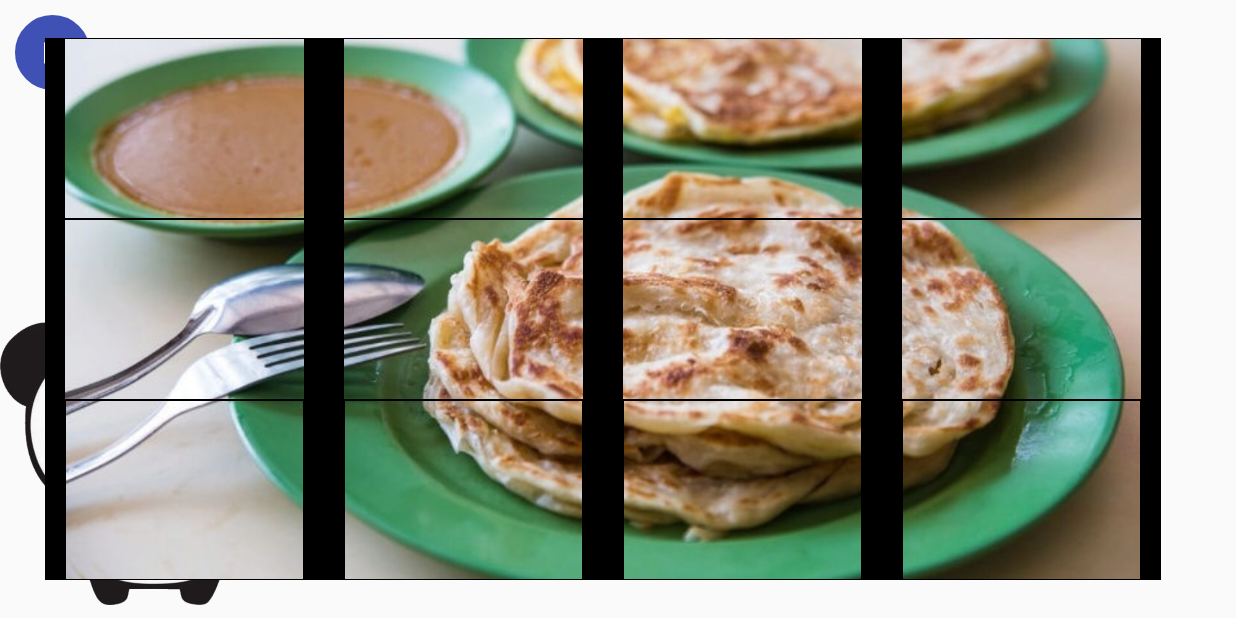
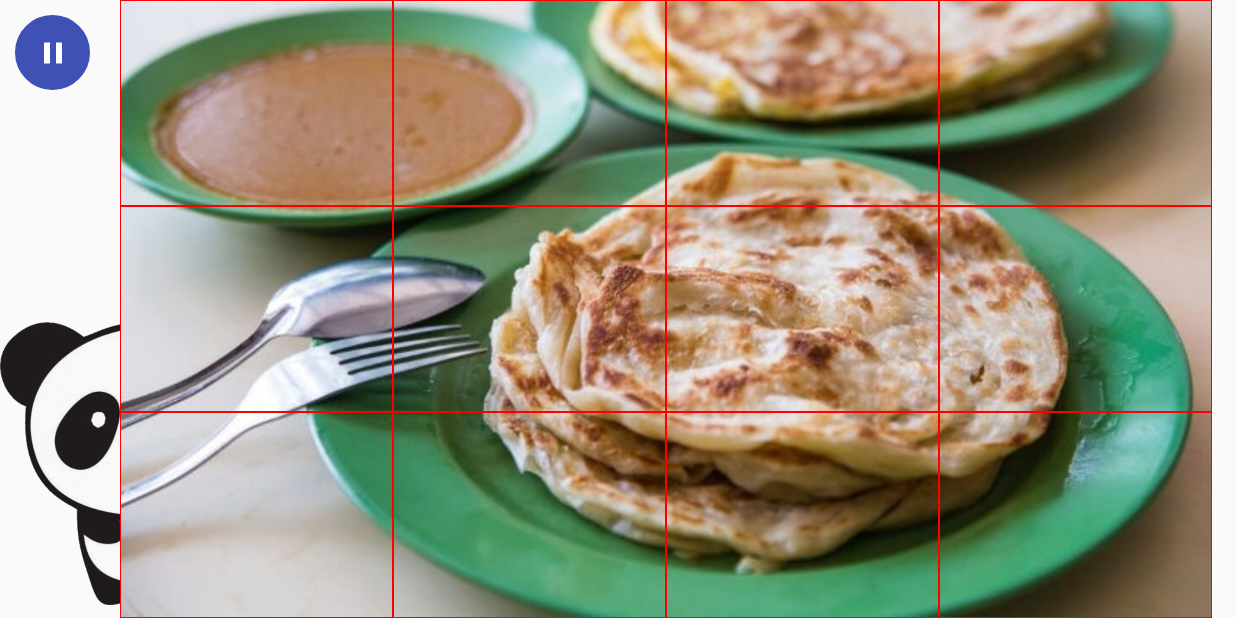
Before and after one commit to darkvoid32/SCCL, an Android app: the PuzzleActivity screen opened directly, with no data from a screen before it, on a phone screen of 824 x 412 dp (held sideways). Run offline under Robolectric (Android 15) with nearby library versions, the phone set to English and light mode, and no system bars.

```diff
--- a/app/src/main/java/com/sccl/nikonikonii/sccl/Activities/PuzzleActivity.java
+++ b/app/src/main/java/com/sccl/nikonikonii/sccl/Activities/PuzzleActivity.java
@@ -65,14 +65,16 @@ public class PuzzleActivity extends AppCompatActivity{
 
         for(int i = 0; i < bitmapPieces.size();i++) {
             ImagePiece piece = new ImagePiece(getApplicationContext(), bitmapPieces.get(i), i);
+            Log.i("Pieces size", String.valueOf(bitmapPieces.get(i).getWidth()));
             imagePieces.add(piece);
         }
 
-        TableRow row1 = findViewById(R.id.firstRow);
-        TableRow row2 = findViewById(R.id.secondRow);
-        TableRow row3 = findViewById(R.id.thirdRow);
+        LinearLayout row1 = findViewById(R.id.firstRow);
+        LinearLayout row2 = findViewById(R.id.secondRow);
+        LinearLayout row3 = findViewById(R.id.thirdRow);
 
-        for(int i = 0;i < imagePieces.size();i++){
+        for(int i = 0;i < imagePieces.size();i++){ //Adding bitmaps to the rows 1/2/3
+            int imWidth = imagePieces.get(i).getLayoutParams().width;
             if(i < imagePieces.size()/3){
                 row1.addView(imagePieces.get(i));
             }else if(i < (imagePieces.size()/3)*2){
@@ -88,6 +90,7 @@ public class PuzzleActivity extends AppCompatActivity{
         getWindowManager().getDefaultDisplay().getMetrics(displayMetrics);
         int userHeight = displayMetrics.heightPixels;
         int userwWidth = displayMetrics.widthPixels;
+        Log.i("Parent Size", String.valueOf(userwWidth));
 
         RelativeLayout.LayoutParams lp = new RelativeLayout.LayoutParams(RelativeLayout.LayoutParams.WRAP_CONTENT, RelativeLayout.LayoutParams.WRAP_CONTENT);
 
--- a/app/src/main/java/com/sccl/nikonikonii/sccl/Utils/ImagePiece.java
+++ b/app/src/main/java/com/sccl/nikonikonii/sccl/Utils/ImagePiece.java
@@ -4,6 +4,7 @@ import android.content.Context;
 import android.graphics.Bitmap;
 import android.graphics.Color;
 import android.view.View;
+import android.widget.RelativeLayout;
 
 public class ImagePiece extends android.support.v7.widget.AppCompatImageView implements View.OnClickListener{
 
@@ -15,7 +16,15 @@ public class ImagePiece extends android.support.v7.widget.AppCompatImageView imp
         setImageBitmap(bitmap);
         this.originalIndex = originalIndex;
         setPadding(1,1,1,1);
-        setBackgroundColor(Color.argb(255, 0, 0, 0));
+        setBackgroundColor(Color.argb(255, 255, 0, 0));
+        RelativeLayout.LayoutParams lp = new RelativeLayout.LayoutParams(
+                RelativeLayout.LayoutParams.WRAP_CONTENT,
+                RelativeLayout.LayoutParams.WRAP_CONTENT
+        );
+        lp.setMargins(0,0,0,0);
+        setAdjustViewBounds(true);
+        this.setLayoutParams(lp);
+        this.requestLayout();
     }
 
     public void setCurrentIndex(int index){
--- a/app/src/main/java/com/sccl/nikonikonii/sccl/Utils/ImageUtil.java
+++ b/app/src/main/java/com/sccl/nikonikonii/sccl/Utils/ImageUtil.java
@@ -8,6 +8,7 @@ import android.widget.ImageView;
 import java.util.ArrayList;
 
 public class ImageUtil {
+    public int picHeight, picWidth;
 
     public ImageUtil(){}
 
@@ -20,11 +21,7 @@ public class ImageUtil {
 
         BitmapDrawable drawable = (BitmapDrawable) image.getDrawable();
         Bitmap bitmap = drawable.getBitmap();
-        Log.i("ImageSplit Y Total", String.valueOf(bitmap.getHeight()));
-        Log.i("ImageSplit X Total", String.valueOf(bitmap.getWidth()));
         Bitmap scaledBitmap = Bitmap.createScaledBitmap(bitmap, bitmap.getWidth(), bitmap.getHeight(), true);
-        Log.i("ImageSplit Y Total", String.valueOf(scaledBitmap.getHeight()));
-        Log.i("ImageSplit X Total", String.valueOf(scaledBitmap.getWidth()));
 
         splitHeight = scaledBitmap.getHeight()/rows;
         splitWidth = scaledBitmap.getWidth()/columns;
@@ -34,14 +31,11 @@ public class ImageUtil {
             int xCoord = 0;
             for(int y=0; y<columns; y++){
                 splitImages.add(Bitmap.createBitmap(scaledBitmap, xCoord, yCoord, splitWidth, splitHeight));
+                Log.i("Pieces size x", String.valueOf(xCoord));
                 xCoord += splitWidth;
-                Log.i("ImageSplit X", String.valueOf(xCoord));
             }
             yCoord += splitHeight;
-            Log.i("ImageSplit Y", String.valueOf(yCoord));
         }
-        Log.i("ImageSplit Y Total", String.valueOf(scaledBitmap.getHeight()));
-        Log.i("ImageSplit X Total", String.valueOf(scaledBitmap.getWidth()));
 
         return splitImages;
     }
--- a/app/src/main/res/layout/activity_puzzle.xml
+++ b/app/src/main/res/layout/activity_puzzle.xml
@@ -22,56 +22,54 @@
         android:id="@+id/mascotIV"
         android:adjustViewBounds="true"/>
 
-    <FrameLayout
+    <RelativeLayout
         android:layout_width="wrap_content"
-        android:layout_height="match_parent"
-        android:layout_alignParentEnd="true"
+        android:layout_height="wrap_content"
         android:layout_alignParentRight="true"
-        android:layout_centerVertical="true"
-        android:layout_marginTop="25dp"
-        android:layout_marginBottom="25dp"
-        android:layout_marginEnd="50dp"
-        android:id="@+id/frameLayout"
-        android:layout_marginRight="50dp">
+        android:id="@+id/rootRelativeLayout">
 
-        <TableLayout
-            android:layout_width="match_parent"
-            android:layout_height="match_parent">
+        <LinearLayout
+            android:layout_width="wrap_content"
+            android:layout_height="wrap_content"
+            android:orientation="vertical">
 
-            <TableRow
+            <LinearLayout
                 android:layout_width="match_parent"
                 android:layout_height="0dp"
                 android:layout_weight="1"
+                android:orientation="horizontal"
                 android:id="@+id/firstRow">
 
 
-            </TableRow>
+            </LinearLayout>
 
-            <TableRow
+            <LinearLayout
                 android:layout_width="match_parent"
                 android:layout_height="0dp"
                 android:layout_weight="1"
+                android:orientation="horizontal"
                 android:id="@+id/secondRow">
 
 
-            </TableRow>
+            </LinearLayout>
 
-            <TableRow
+            <LinearLayout
                 android:layout_width="match_parent"
                 android:layout_height="0dp"
                 android:layout_weight="1"
+                android:orientation="horizontal"
                 android:id="@+id/thirdRow">
 
 
-            </TableRow>
-        </TableLayout>
+            </LinearLayout>
+        </LinearLayout>
 
         <ImageView
             android:id="@+id/puzzleInit"
-            android:layout_width="match_parent"
-            android:layout_height="match_parent"
+            android:layout_width="wrap_content"
+            android:layout_height="wrap_content"
             android:src="@drawable/roti_prata1"
             android:adjustViewBounds="true" />
 
-    </FrameLayout>
+    </RelativeLayout>
 </RelativeLayout>
```
